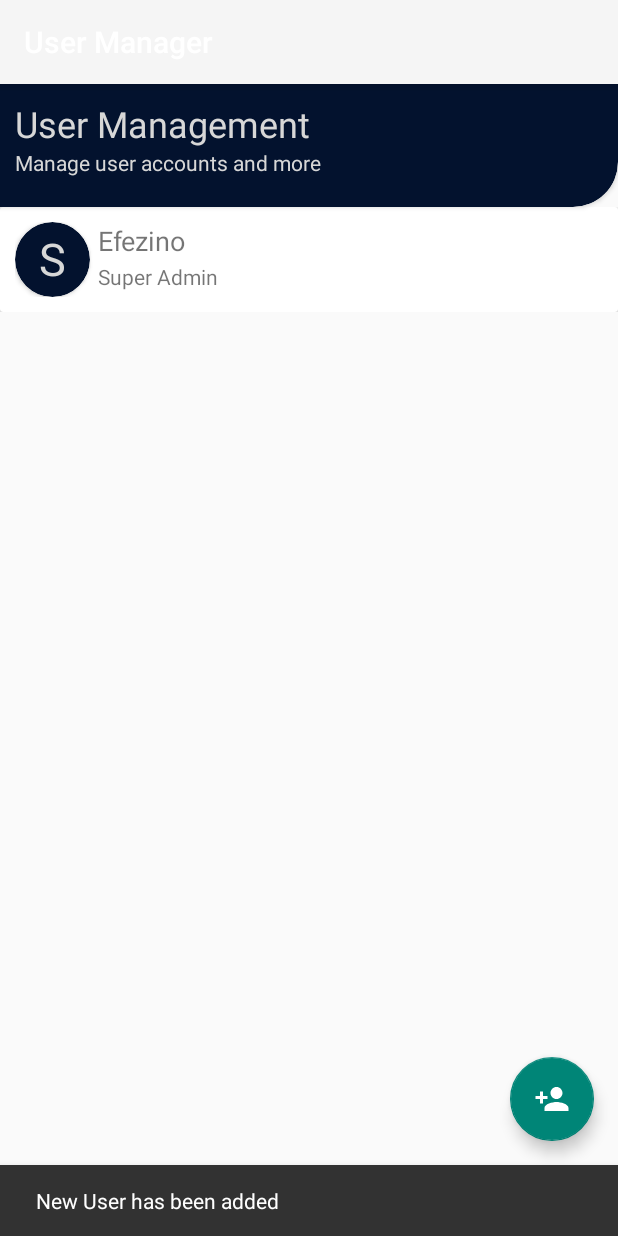
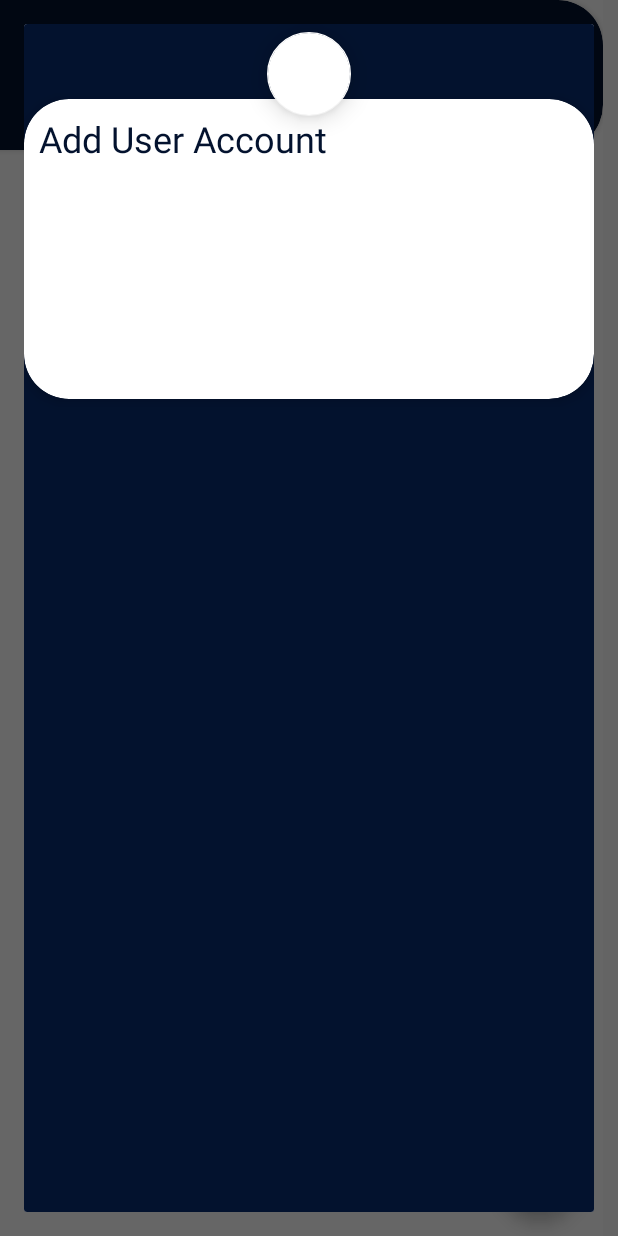
Before and after one commit to efulldev/ETPSPay, an Android app: the UserMgtActivity screen opened directly, with no data from a screen before it, after a tap on an icon or button, on a phone screen of 412 x 824 dp. Run offline under Robolectric (Android 15) with nearby library versions, the phone set to English and light mode, and no system bars.

Commit message:
Worked on user list recycler

```diff
--- a/app/src/main/AndroidManifest.xml
+++ b/app/src/main/AndroidManifest.xml
@@ -13,7 +13,6 @@
         tools:ignore="GoogleAppIndexingWarning">
         <activity
             android:name=".ui.preferences.UserMgtActivity"
-            android:label="@string/title_activity_user_mgt"
             android:theme="@style/Theme.Design.Light.NoActionBar"></activity>
         <activity
             android:name=".ui.preferences.MainPreferencesActivity"
--- a/app/src/main/java/com/efulltech/etpspay/ui/preferences/UserMgtActivity.java
+++ b/app/src/main/java/com/efulltech/etpspay/ui/preferences/UserMgtActivity.java
@@ -11,6 +11,7 @@ import com.efulltech.etpspay.utils.UsersDBHelper;
 import com.google.android.material.floatingactionbutton.FloatingActionButton;
 import com.google.android.material.snackbar.Snackbar;
 
+import androidx.appcompat.app.AlertDialog;
 import androidx.appcompat.app.AppCompatActivity;
 import androidx.appcompat.widget.Toolbar;
 import androidx.recyclerview.widget.LinearLayoutManager;
@@ -29,8 +30,6 @@ public class UserMgtActivity extends AppCompatActivity {
     protected void onCreate(Bundle savedInstanceState) {
         super.onCreate(savedInstanceState);
         setContentView(R.layout.activity_user_mgt);
-        Toolbar toolbar = findViewById(R.id.toolbar);
-        setSupportActionBar(toolbar);
 
         UsersDBHelper usersDBHelper = new UsersDBHelper(this);
         mDatabase = usersDBHelper.getWritableDatabase();
@@ -44,8 +43,13 @@ public class UserMgtActivity extends AppCompatActivity {
         fab.setOnClickListener(new View.OnClickListener() {
             @Override
             public void onClick(View view) {
-                addUser(view);
-               }
+//                addUser(view);
+                AlertDialog.Builder builder = new AlertDialog.Builder(UserMgtActivity.this);
+                View mView = getLayoutInflater().inflate(R.layout.add_new_user_layout, null);
+                builder.setView(mView);
+                AlertDialog dialog = builder.create();
+                dialog.show();
+            }
         });
     }
 
--- a/app/src/main/java/com/efulltech/etpspay/utils/UsersAdapter.java
+++ b/app/src/main/java/com/efulltech/etpspay/utils/UsersAdapter.java
@@ -76,7 +76,7 @@ public class UsersAdapter extends RecyclerView.Adapter<UsersAdapter.UsersViewHol
         }
         holder.fullNameText.setText(fullName);
         holder.permissionText.setText(level);
-        holder.avatarText.setText(level.substring(0,1));
+        holder.avatarText.setText(fullName.trim().substring(0,1));
 
     }
 
--- a/app/src/main/res/layout/activity_user_mgt.xml
+++ b/app/src/main/res/layout/activity_user_mgt.xml
@@ -4,21 +4,9 @@
     xmlns:tools="http://schemas.android.com/tools"
     android:layout_width="match_parent"
     android:layout_height="match_parent"
+    android:paddingLeft="0dp"
+    android:paddingRight="10dp"
     tools:context=".ui.preferences.UserMgtActivity">
-
-    <com.google.android.material.appbar.AppBarLayout
-        android:layout_width="match_parent"
-        android:layout_height="wrap_content"
-        android:theme="@style/AppTheme.AppBarOverlay">
-
-        <androidx.appcompat.widget.Toolbar
-            android:id="@+id/toolbar"
-            android:layout_width="match_parent"
-            android:layout_height="?attr/actionBarSize"
-            android:background="?attr/colorPrimary"
-            app:popupTheme="@style/AppTheme.PopupOverlay" />
-
-    </com.google.android.material.appbar.AppBarLayout>
 
     <com.google.android.material.floatingactionbutton.FloatingActionButton
         android:id="@+id/addUserFab"
@@ -28,6 +16,7 @@
         android:layout_margin="@dimen/fab_margin"
         android:clickable="true"
         android:focusable="auto"
+        app:backgroundTint="@color/midnightBlue"
         app:srcCompat="@drawable/ic_person_add_white_24dp" />
 
     <include layout="@layout/content_user_mgt" />
--- /dev/null
+++ b/app/src/main/res/layout/add_new_user_layout.xml
@@ -0,0 +1,61 @@
+<?xml version="1.0" encoding="utf-8"?>
+
+<androidx.constraintlayout.widget.ConstraintLayout xmlns:android="http://schemas.android.com/apk/res/android"
+    xmlns:app="http://schemas.android.com/apk/res-auto"
+    xmlns:tools="http://schemas.android.com/tools"
+    android:layout_width="match_parent"
+    android:layout_height="wrap_content"
+    android:background="@color/midnightBlue">
+
+    <View
+        android:id="@+id/view"
+        android:layout_width="wrap_content"
+        android:layout_height="wrap_content"
+        app:layout_constraintEnd_toEndOf="parent"
+        app:layout_constraintStart_toStartOf="parent"
+        app:layout_constraintTop_toTopOf="parent" />
+
+    <androidx.cardview.widget.CardView
+        android:layout_width="match_parent"
+        android:layout_height="wrap_content"
+        android:layout_marginTop="50dp"
+        android:elevation="0dp"
+        android:minHeight="200dp"
+        app:cardBackgroundColor="@color/white"
+        app:cardCornerRadius="30dp"
+        app:cardElevation="5dp"
+        app:layout_constraintTop_toTopOf="parent">
+
+        <RelativeLayout
+            android:layout_width="match_parent"
+            android:layout_height="match_parent">
+
+            <TextView
+                android:id="@+id/textView19"
+                android:layout_width="wrap_content"
+                android:layout_height="wrap_content"
+                android:layout_alignParentTop="true"
+                android:layout_marginLeft="10dp"
+                android:layout_marginTop="10dp"
+                android:layout_marginRight="10dp"
+                android:text="@string/add_user"
+                android:textColor="@color/midnightBlue"
+                android:textSize="24sp" />
+        </RelativeLayout>
+    </androidx.cardview.widget.CardView>
+
+    <com.google.android.material.floatingactionbutton.FloatingActionButton
+        android:id="@+id/floatingActionButton"
+        android:layout_width="wrap_content"
+        android:layout_height="wrap_content"
+        android:layout_marginTop="5dp"
+        android:clickable="true"
+        android:textAlignment="center"
+        app:backgroundTint="@color/white"
+        app:elevation="10dp"
+        app:layout_constraintEnd_toEndOf="parent"
+        app:layout_constraintStart_toStartOf="parent"
+        app:layout_constraintTop_toTopOf="parent"
+        app:srcCompat="@drawable/ic_person_add_white_24dp" />
+
+</androidx.constraintlayout.widget.ConstraintLayout>
--- a/app/src/main/res/layout/content_user_mgt.xml
+++ b/app/src/main/res/layout/content_user_mgt.xml
@@ -4,33 +4,37 @@
     xmlns:tools="http://schemas.android.com/tools"
     android:layout_width="match_parent"
     android:layout_height="match_parent"
+    android:background="@color/white"
     app:layout_behavior="@string/appbar_scrolling_view_behavior"
     tools:context=".ui.preferences.UserMgtActivity"
     tools:showIn="@layout/activity_user_mgt">
 
-    <ScrollView
-        android:layout_width="match_parent"
-        android:layout_height="match_parent"
-        app:layout_constraintBottom_toBottomOf="parent"
-        app:layout_constraintEnd_toEndOf="parent"
-        app:layout_constraintStart_toStartOf="parent"
-        app:layout_constraintTop_toTopOf="parent">
+<!--    <ScrollView-->
+<!--        android:layout_width="match_parent"-->
+<!--        android:layout_height="match_parent"-->
+<!--        app:layout_constraintBottom_toBottomOf="parent"-->
+<!--        app:layout_constraintEnd_toEndOf="parent"-->
+<!--        app:layout_constraintStart_toStartOf="parent"-->
+<!--        app:layout_constraintTop_toTopOf="parent">-->
 
-        <LinearLayout
+<!--        <LinearLayout-->
+<!--            android:layout_width="match_parent"-->
+<!--            android:layout_height="wrap_content"-->
+<!--            android:orientation="vertical">-->
+
+    <androidx.cardview.widget.CardView
+        android:id="@+id/cardView4"
         android:layout_width="match_parent"
         android:layout_height="wrap_content"
-            android:orientation="vertical" >
-
-            <androidx.cardview.widget.CardView
-                android:layout_width="match_parent"
-                android:layout_height="match_parent"
         android:layout_marginStart="-30dp"
-                android:layout_marginTop="-30dp"
+        android:layout_marginBottom="100dp"
         android:minHeight="100dp"
         android:padding="20dp"
         app:cardBackgroundColor="@color/midnightBlue"
         app:cardCornerRadius="30dp"
-                app:contentPadding="20dp">
+        app:contentPadding="20dp"
+        app:layout_constraintStart_toStartOf="parent"
+        app:layout_constraintTop_toTopOf="parent">
 
         <androidx.constraintlayout.widget.ConstraintLayout
             android:layout_width="match_parent"
@@ -40,8 +44,8 @@
                 android:id="@+id/textView3"
                 android:layout_width="wrap_content"
                 android:layout_height="wrap_content"
-                        android:layout_marginStart="20dp"
-                        android:layout_marginTop="20dp"
+                android:layout_marginStart="30dp"
+                android:layout_marginTop="5dp"
                 android:text="@string/user_mgt"
                 android:textColor="@color/grey_lighten_3"
                 android:textSize="24sp"
@@ -62,7 +66,11 @@
     <androidx.recyclerview.widget.RecyclerView
         android:id="@+id/userListRecyclerView"
         android:layout_width="match_parent"
-                android:layout_height="match_parent" />
-        </LinearLayout>
-    </ScrollView>
+        android:layout_height="0dp"
+        app:layout_constraintBottom_toBottomOf="parent"
+        app:layout_constraintEnd_toEndOf="parent"
+        app:layout_constraintStart_toStartOf="parent"
+        app:layout_constraintTop_toBottomOf="@+id/cardView4" />
+<!--        </LinearLayout>-->
+<!--    </ScrollView>-->
 </androidx.constraintlayout.widget.ConstraintLayout>
--- a/app/src/main/res/layout/user_list_item_layout.xml
+++ b/app/src/main/res/layout/user_list_item_layout.xml
@@ -1,8 +1,9 @@
 <?xml version="1.0" encoding="utf-8"?>
 <LinearLayout xmlns:android="http://schemas.android.com/apk/res/android"
     xmlns:app="http://schemas.android.com/apk/res-auto"
-    android:orientation="vertical" android:layout_width="match_parent"
-    android:layout_height="match_parent">
+    android:layout_width="match_parent"
+    android:layout_height="wrap_content"
+    android:orientation="vertical">
 
     <androidx.cardview.widget.CardView
         android:layout_width="match_parent"
@@ -13,13 +14,39 @@
             android:layout_width="match_parent"
             android:layout_height="match_parent">
 
+            <TextView
+                android:id="@+id/userFullnameTextView"
+                android:layout_width="wrap_content"
+                android:layout_height="wrap_content"
+                android:layout_alignParentTop="true"
+                android:layout_alignParentEnd="true"
+                android:layout_marginStart="5dp"
+                android:layout_marginTop="0dp"
+                android:layout_marginEnd="0dp"
+                android:layout_toEndOf="@+id/nameAvatar"
+                android:ellipsize="end"
+                android:text="Omashola Warri"
+                android:textSize="18sp" />
+
+            <TextView
+                android:id="@+id/permissionTextView"
+                android:layout_width="wrap_content"
+                android:layout_height="wrap_content"
+                android:layout_below="@+id/userFullnameTextView"
+                android:layout_alignStart="@+id/userFullnameTextView"
+                android:layout_alignEnd="@+id/userFullnameTextView"
+                android:layout_marginStart="0dp"
+                android:layout_marginTop="-5dp"
+                android:layout_marginEnd="0dp"
+                android:text="Operator" />
+
             <androidx.cardview.widget.CardView
                 android:id="@+id/nameAvatar"
                 android:layout_width="50dp"
                 android:layout_height="50dp"
                 android:clipToPadding="true"
                 app:cardBackgroundColor="@color/midnightBlue"
-                app:cardCornerRadius="100dp"
+                app:cardCornerRadius="10dp"
                 app:contentPaddingTop="4dp">
 
                 <RelativeLayout
@@ -43,32 +70,6 @@
                         android:textSize="30sp" />
                 </RelativeLayout>
             </androidx.cardview.widget.CardView>
-
-            <TextView
-                android:id="@+id/userFullnameTextView"
-                android:layout_width="wrap_content"
-                android:layout_height="wrap_content"
-                android:layout_alignParentTop="true"
-                android:layout_alignParentEnd="true"
-                android:layout_marginStart="5dp"
-                android:layout_marginTop="0dp"
-                android:layout_marginEnd="0dp"
-                android:layout_toEndOf="@+id/nameAvatar"
-                android:ellipsize="end"
-                android:text="Omashola Warri"
-                android:textSize="18sp" />
-
-            <TextView
-                android:id="@+id/permissionTextView"
-                android:layout_width="wrap_content"
-                android:layout_height="wrap_content"
-                android:layout_below="@+id/userFullnameTextView"
-                android:layout_alignStart="@+id/userFullnameTextView"
-                android:layout_alignEnd="@+id/userFullnameTextView"
-                android:layout_marginStart="0dp"
-                android:layout_marginTop="2dp"
-                android:layout_marginEnd="0dp"
-                android:text="Operator" />
         </RelativeLayout>
     </androidx.cardview.widget.CardView>
 
--- a/app/src/main/res/values/strings.xml
+++ b/app/src/main/res/values/strings.xml
@@ -109,4 +109,5 @@
     <string name="data_sync">Synchronization &amp; Updates</string>
     <string name="syn_info">Synchronize device data</string>
     <string name="title_activity_user_mgt">User Manager</string>
+    <string name="add_user">Add User Account</string>
 </resources>
```
Lines whose indentation alone changed are shown as unchanged.
